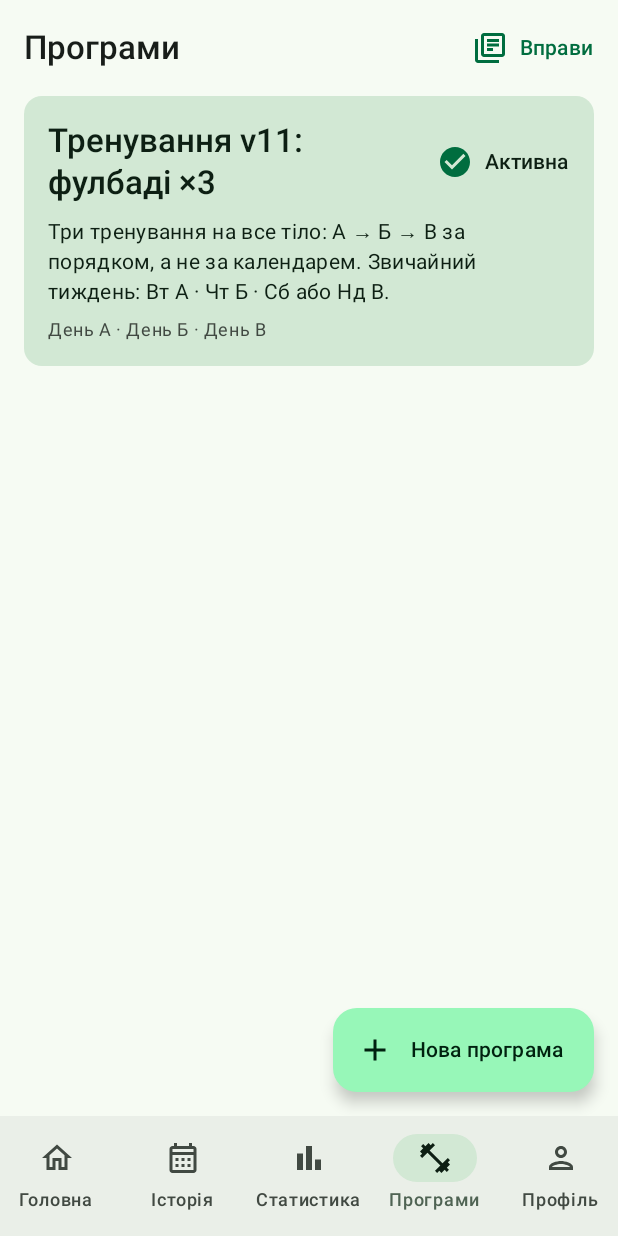
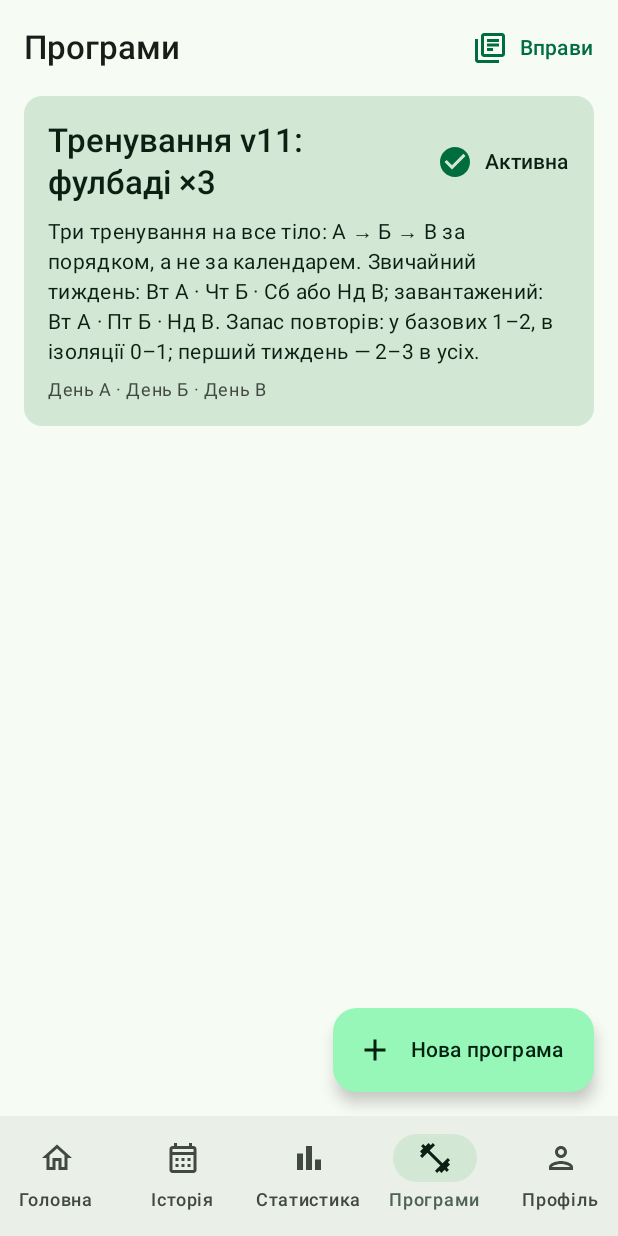
Before and after one commit to BoykoDmytr/GYM_Tracker, an Android app built with Jetpack Compose: the screen it shows after launch (MainActivity), item 4 of the bottom bar chosen, on a phone screen of 412 x 824 dp. Run offline under Robolectric (Android 15) with nearby library versions, the phone set to English and light mode, and no system bars; our stand-ins replace Dagger/Hilt's generated code, Room's generated code; libraries missing offline, so code that uses them is left out: androidx.hilt.lifecycle.

Commit message:
Built-in program: closer to the document, review fixes
- A fresh install also gets the program's week (Tue A · Thu Б · Sat В)
  as its training days, so reminders and missed days match it.
- Notes now carry what the document says: the first day-В pull-up test
  and where the target of 7 comes from, the triceps rule "all 4 sets of
  15 → next dumbbell", the full one-arm row setup; the description adds
  the loaded week and reps in reserve. 2:30 is now a rest preset.
- Import review numbers supersets as they will be saved ("суперсет 1"),
  a dash in the «Суперсет» column means none, the in-app help names the
  column, and the built-in review opens only once per screen (not again
  after the app is restored) with errors shown instead of a crash.

Co-Authored-By: Claude Opus 5.5 <noreply@anthropic.com>
Claude-Session: https://claude.ai/code/session_01W7rrAN1V8xfzmkBDSGfLke

```diff
--- a/app/src/main/java/com/boykodmytr/gymtracker/data/seed/BuiltInPrograms.kt
+++ b/app/src/main/java/com/boykodmytr/gymtracker/data/seed/BuiltInPrograms.kt
@@ -1,9 +1,12 @@
 package com.boykodmytr.gymtracker.data.seed
 
 import com.boykodmytr.gymtracker.domain.model.SetTarget
+import com.boykodmytr.gymtracker.domain.model.TrainingDay
 import com.boykodmytr.gymtracker.domain.transfer.ParsedProgram
 import com.boykodmytr.gymtracker.domain.transfer.ParsedProgramExercise
 import com.boykodmytr.gymtracker.domain.transfer.ParsedProgramWorkout
+import java.time.DayOfWeek
+import java.time.LocalTime
 
 /**
  * Programs that ship with the app. A fresh install starts with [fullBodyV11] as the active program;
@@ -20,7 +23,10 @@ object BuiltInPrograms {
     private const val NORMAL = 150
 
     private const val LATERALS = "Махи гантелями в сторони"
+    private const val LATERALS_NOTE = "10 кг — тільки після 4×15 на 8,5 кг."
     private const val OVERHEAD_EXTENSION = "Розгинання над головою з гантеллю (трицепс)"
+    private const val OVERHEAD_EXTENSION_NOTE = "Перші 3 підходи — запас 1 повтор, останній — до відмови. " +
+        "Лікті вперед, внизу повне розтягнення, вгорі повне випрямлення. Коли всі 4 підходи по 15 — наступна гантеля."
 
     private fun exercise(
         name: String,
@@ -40,26 +46,28 @@ object BuiltInPrograms {
         superset = superset,
     )
 
+    /** The usual week of [fullBodyV11]: Tue A · Thu Б · Sat В (Sunday works too; order matters, not dates). */
+    val fullBodyV11Days = listOf(DayOfWeek.TUESDAY, DayOfWeek.THURSDAY, DayOfWeek.SATURDAY)
+        .map { TrainingDay(it, LocalTime.of(18, 0)) }
+
     /** "Тренування v11: фулбаді ×3": days A, B, C in rotation. */
     val fullBodyV11 = ParsedProgram(
         name = "Тренування v11: фулбаді ×3",
         description = "Три тренування на все тіло: А → Б → В за порядком, а не за календарем. " +
-            "Звичайний тиждень: Вт А · Чт Б · Сб або Нд В.",
+            "Звичайний тиждень: Вт А · Чт Б · Сб або Нд В; завантажений: Вт А · Пт Б · Нд В. " +
+            "Запас повторів: у базових 1–2, в ізоляції 0–1; перший тиждень — 2–3 в усіх.",
         workouts = listOf(
             ParsedProgramWorkout(
                 "День А",
                 listOf(
                     exercise("Жим штанги лежачи", 3, 4, 6, 60.0, HEAVY, "У стійці з упорами. 62,5 кг — тільки після 6·6·6 на 60 кг."),
                     exercise("Болгарські присіди", 3, 8, 12, 16.0, NORMAL, "Повтори — на кожну ногу."),
-                    exercise(LATERALS, 4, 8, 15, 8.5, HEAVY, "10 кг — тільки після 4×15 на 8,5 кг.", superset = "1"),
-                    exercise(
-                        OVERHEAD_EXTENSION, 4, 8, 15, 10.0, HEAVY,
-                        "Перші 3 підходи — запас 1 повтор, останній — до відмови. Лікті вперед, внизу повне розтягнення.",
-                        superset = "1",
-                    ),
+                    exercise(LATERALS, 4, 8, 15, 8.5, HEAVY, LATERALS_NOTE, superset = "1"),
+                    exercise(OVERHEAD_EXTENSION, 4, 8, 15, 10.0, HEAVY, OVERHEAD_EXTENSION_NOTE, superset = "1"),
                     exercise(
                         "Тяга гантелі однією рукою", 3, 6, 12, 24.0, NORMAL,
-                        "Повтори — на кожну руку, починай зі слабшої лівої. Лікоть тягнеш до стегна. 24 кг на 12 легко — бери 28.",
+                        "Повтори — на кожну руку: починай зі слабшої лівої, правою стільки ж. Вільна рука в упорі, ноги в розножці, " +
+                            "корпус майже паралельно підлозі; лікоть до стегна, внизу лопатка вперед. 24 кг на 12 легко — бери 28.",
                     ),
                 ),
             ),
@@ -88,15 +96,12 @@ object BuiltInPrograms {
                     exercise("Жим гантелей на похилій лаві", 3, 6, 10, 16.0, NORMAL, "Лава 30°."),
                     exercise(
                         "Підтягування", 2, 7, 7, null, NORMAL,
-                        "Без ваги, не до відмови: 2 підходи по половині максимуму (+1 повтор, коли обидва легкі). " +
-                            "Раз на 4 тижні перший підхід — тест до відмови. Якщо напередодні був універ — пропускай.",
+                        "Без ваги, не до відмови: 2 підходи по половині максимуму (7 — половина від 14). У найближчому дні В " +
+                            "перший підхід — тест до відмови, після нього ціль — половина результату; далі тест раз на 4 тижні. " +
+                            "+1 повтор, коли обидва підходи легкі. Якщо напередодні був універ — пропускай.",
                     ),
-                    exercise(LATERALS, 4, 8, 15, 8.5, HEAVY, "10 кг — тільки після 4×15 на 8,5 кг.", superset = "1"),
-                    exercise(
-                        OVERHEAD_EXTENSION, 4, 8, 15, 10.0, HEAVY,
-                        "Перші 3 підходи — запас 1 повтор, останній — до відмови. Лікті вперед, внизу повне розтягнення.",
-                        superset = "1",
-                    ),
+                    exercise(LATERALS, 4, 8, 15, 8.5, HEAVY, LATERALS_NOTE, superset = "1"),
+                    exercise(OVERHEAD_EXTENSION, 4, 8, 15, 10.0, HEAVY, OVERHEAD_EXTENSION_NOTE, superset = "1"),
                     exercise("Тяга верхнього блока до грудей", 3, 8, 12, 36.0, NORMAL),
                     exercise("Розгинання ніг, 1 нога", 3, 8, 12, null, NORMAL, "Вага — 4 плитки. Повтори — на кожну ногу."),
                     exercise("Підйом ніг у висі (прес/кор)", 3, 8, 15, null, NORMAL),
--- a/app/src/main/java/com/boykodmytr/gymtracker/data/seed/DataSeeder.kt
+++ b/app/src/main/java/com/boykodmytr/gymtracker/data/seed/DataSeeder.kt
@@ -9,6 +9,7 @@ import com.boykodmytr.gymtracker.core.database.entity.ProgramEntity
 import com.boykodmytr.gymtracker.core.database.entity.TemplateExerciseEntity
 import com.boykodmytr.gymtracker.core.database.entity.WorkoutTemplateEntity
 import com.boykodmytr.gymtracker.domain.logic.Supersets
+import com.boykodmytr.gymtracker.domain.model.TrainingDay
 import com.boykodmytr.gymtracker.domain.repository.SettingsRepository
 import com.boykodmytr.gymtracker.domain.transfer.ParsedProgram
 import java.time.Clock
@@ -16,8 +17,11 @@ import java.time.LocalDate
 import javax.inject.Inject
 import javax.inject.Singleton
 
-/** The program a fresh install starts with, as its active program. Tests swap in a stable fixture. */
-data class StarterProgram(val program: ParsedProgram)
+/**
+ * The program a fresh install starts with, as its active program, and the training days it is meant
+ * for (null keeps the app's defaults). Tests swap in a stable fixture.
+ */
+data class StarterProgram(val program: ParsedProgram, val trainingDays: List<TrainingDay>? = null)
 
 /**
  * Inserts the starter program and measurement types once. Guarded by a version flag instead of
@@ -34,10 +38,11 @@ class DataSeeder @Inject constructor(
     suspend fun seedIfNeeded() {
         settings.ensureTrackingStartDate(LocalDate.now(clock))
         if (settings.seedVersion() >= SEED_VERSION) return
-        db.withTransaction {
+        val freshInstall = db.withTransaction {
             insertMeasurementTypes()
-            if (db.programDao().countPrograms() == 0) insertProgram(starter.program)
+            (db.programDao().countPrograms() == 0).also { if (it) insertProgram(starter.program) }
         }
+        if (freshInstall) starter.trainingDays?.let { settings.setTrainingDays(it) }
         settings.setSeedVersion(SEED_VERSION)
     }
 
--- a/app/src/main/java/com/boykodmytr/gymtracker/di/AppModule.kt
+++ b/app/src/main/java/com/boykodmytr/gymtracker/di/AppModule.kt
@@ -64,7 +64,7 @@ object ClockModule {
 @InstallIn(SingletonComponent::class)
 object SeedModule {
     @Provides
-    fun provideStarterProgram(): StarterProgram = StarterProgram(BuiltInPrograms.fullBodyV11)
+    fun provideStarterProgram(): StarterProgram = StarterProgram(BuiltInPrograms.fullBodyV11, BuiltInPrograms.fullBodyV11Days)
 }
 
 @Module
--- a/app/src/main/java/com/boykodmytr/gymtracker/domain/logic/Supersets.kt
+++ b/app/src/main/java/com/boykodmytr/gymtracker/domain/logic/Supersets.kt
@@ -1,4 +1,6 @@
 package com.boykodmytr.gymtracker.domain.logic
+
+import com.boykodmytr.gymtracker.domain.transfer.HeaderText
 
 /**
  * Supersets are stored as a shared id on neighbouring exercises. These functions work on the ids of a
@@ -65,13 +67,14 @@ object Supersets {
 
     /**
      * Supersets written as labels, e.g. a program file's «Суперсет» column: neighbouring exercises with
-     * the same label (case and spaces ignored) form one superset. Returns normalized ids.
+     * the same label form one superset. Returns normalized ids.
      */
     fun fromLabels(labels: List<String?>, newId: () -> String): List<String?> {
         val ids = mutableListOf<String?>()
         var previousKey: String? = null
         for (label in labels) {
-            val key = label?.trim()?.lowercase()?.replace(Regex("\\s+"), " ")?.takeIf { it.isNotEmpty() }
+            // Case, spaces and punctuation are ignored, so "-" or "—" (a common "none") is no label.
+            val key = label?.let(HeaderText::key)?.takeIf { it.isNotEmpty() }
             ids += when {
                 key == null -> null
                 key == previousKey -> ids.last()
--- a/app/src/main/java/com/boykodmytr/gymtracker/domain/model/Settings.kt
+++ b/app/src/main/java/com/boykodmytr/gymtracker/domain/model/Settings.kt
@@ -35,7 +35,7 @@ data class AppSettings(
     val trainingDaysPerWeek: Int get() = trainingDays.size
 
     companion object {
-        val REST_PRESETS_SECONDS = listOf(30, 60, 90, 120, 180)
+        val REST_PRESETS_SECONDS = listOf(30, 60, 90, 120, 150, 180)
         val DEFAULT_TRAINING_DAYS = listOf(
             TrainingDay(DayOfWeek.MONDAY, LocalTime.of(18, 0)),
             TrainingDay(DayOfWeek.WEDNESDAY, LocalTime.of(18, 0)),
--- a/app/src/main/java/com/boykodmytr/gymtracker/ui/components/AlertProblems.kt
+++ b/app/src/main/java/com/boykodmytr/gymtracker/ui/components/AlertProblems.kt
@@ -94,6 +94,7 @@ fun rememberEnableNotifications(): () -> Unit {
 }
 
 private fun Context.notificationRationale(): Boolean {
+    if (Build.VERSION.SDK_INT < Build.VERSION_CODES.TIRAMISU) return false
     val activity = findActivity() ?: return false
     return ActivityCompat.shouldShowRequestPermissionRationale(activity, Manifest.permission.POST_NOTIFICATIONS)
 }
--- a/app/src/main/res/values/strings.xml
+++ b/app/src/main/res/values/strings.xml
@@ -355,7 +355,7 @@
     <string name="import_intro">Вибери CSV-файл. Застосунок сам знайде рядок із заголовками та покаже, що і куди потрапить, — нічого не записується до підтвердження. Уже наявні тренування не змінюються й не дублюються.</string>
     <string name="import_choose">Вибрати CSV-файл</string>
     <string name="import_format_help_title">Які колонки потрібні</string>
-    <string name="import_format_help">Обовʼязково: «Вправа» і «Повторення» (або пари «С1 вага» / «С1 повт.», «С2 вага» / «С2 повт.»…). Дата — колонкою або рядком «Дата: 12.05.2026» над блоком вправ. Необовʼязково: «Тренування», «Підхід», «Вага (кг)», «Час початку», «Тривалість (хв)», «RPE», «Відмова», «Нотатки», «Вага тіла». Для параметрів тіла: «Дата», «Параметр», «Значення», «Одиниця». Для програми (без дат): «Програма», «Тренування», «Вправа», «Підходи», «Повторення», а також «Вага (кг)», «Відпочинок (с)», «Нотатка». Кодування UTF-8 або Windows-1251, роздільник «;», «,» чи табуляція.</string>
+    <string name="import_format_help">Обовʼязково: «Вправа» і «Повторення» (або пари «С1 вага» / «С1 повт.», «С2 вага» / «С2 повт.»…). Дата — колонкою або рядком «Дата: 12.05.2026» над блоком вправ. Необовʼязково: «Тренування», «Підхід», «Вага (кг)», «Час початку», «Тривалість (хв)», «RPE», «Відмова», «Нотатки», «Вага тіла». Для параметрів тіла: «Дата», «Параметр», «Значення», «Одиниця». Для програми (без дат): «Програма», «Тренування», «Вправа», «Підходи», «Повторення», а також «Вага (кг)», «Відпочинок (с)», «Нотатка», «Суперсет» (однакове значення в сусідніх рядках, напр. 1 і 1). Кодування UTF-8 або Windows-1251, роздільник «;», «,» чи табуляція.</string>
     <string name="import_reading">Опрацьовую…</string>
     <string name="import_failed_unreadable">Не вдалося прочитати файл.</string>
     <string name="import_failed_too_large">Файл завеликий (понад 20 МБ).</string>
```
Also changed, not shown: app/src/main/java/com/boykodmytr/gymtracker/feature/data/DataImportScreen.kt (+7 -1 lines), app/src/main/java/com/boykodmytr/gymtracker/feature/data/DataImportViewModel.kt (+18 -4 lines), 3 other files.
